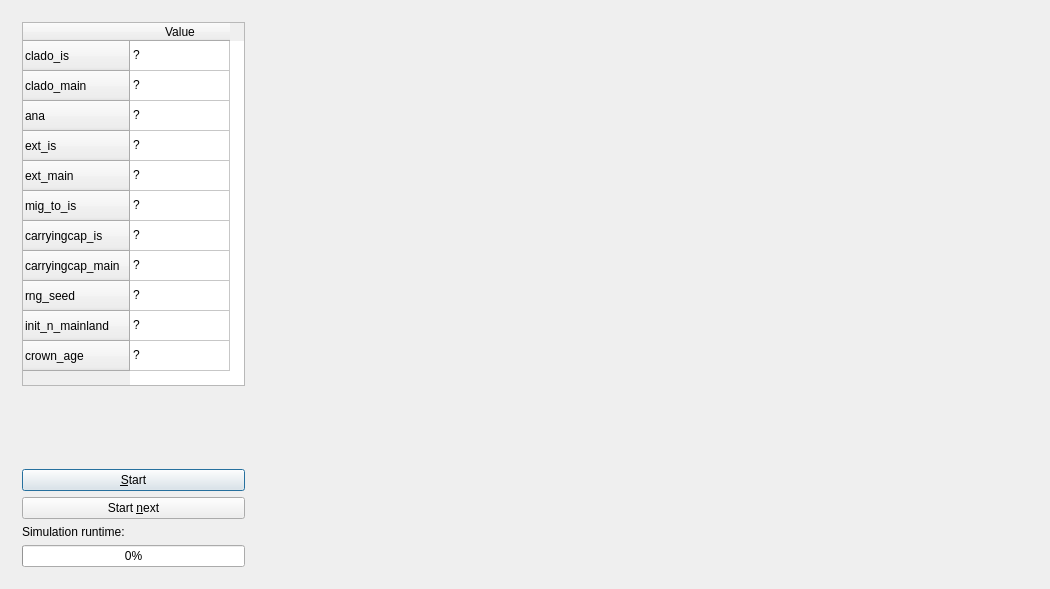
Before: the Qt Designer form elly_qtmaindialog.ui in richelbilderbeek/pbdmms, drawn with Qt 5.
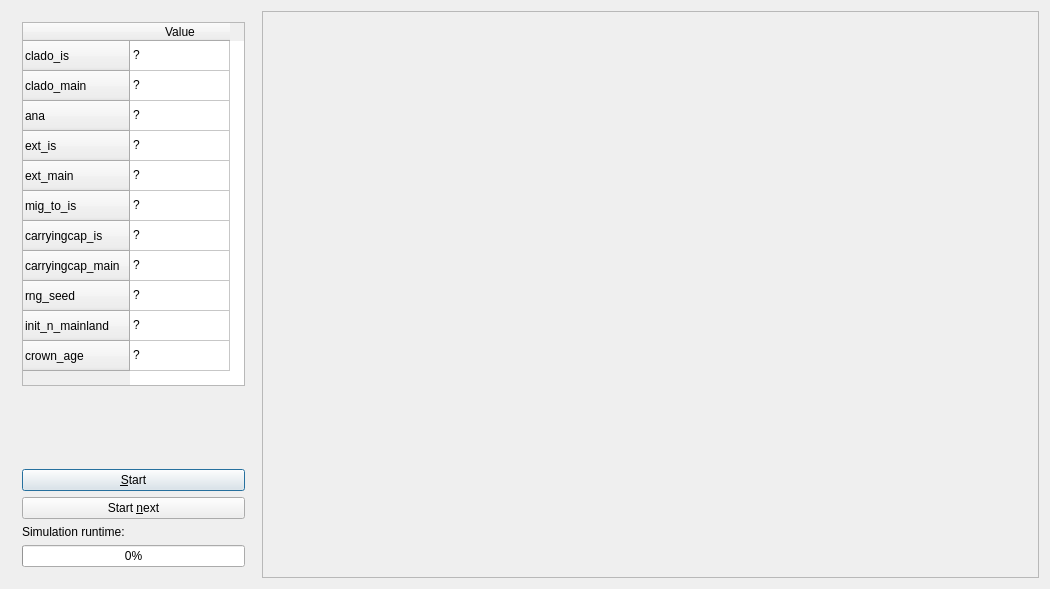
After: the same form once the commit is applied.

Commit message: Display sim output and DAISIE input in GUI

Patch:
```diff
--- a/elly_qtmaindialog.ui
+++ b/elly_qtmaindialog.ui
@@ -193,14 +193,20 @@
     </widget>
    </item>
    <item>
-    <widget class="QWidget" name="widget_right" native="true">
-     <property name="sizePolicy">
-      <sizepolicy hsizetype="Preferred" vsizetype="Preferred">
-       <horstretch>1</horstretch>
-       <verstretch>0</verstretch>
-      </sizepolicy>
+    <widget class="QScrollArea" name="scrollArea">
+     <property name="widgetResizable">
+      <bool>true</bool>
      </property>
-     <layout class="QVBoxLayout" name="verticalLayout_4"/>
+     <widget class="QWidget" name="widget_right">
+      <property name="geometry">
+       <rect>
+        <x>0</x>
+        <y>0</y>
+        <width>770</width>
+        <height>569</height>
+       </rect>
+      </property>
+     </widget>
     </widget>
    </item>
   </layout>
```
The commit also changes 4 other files.
